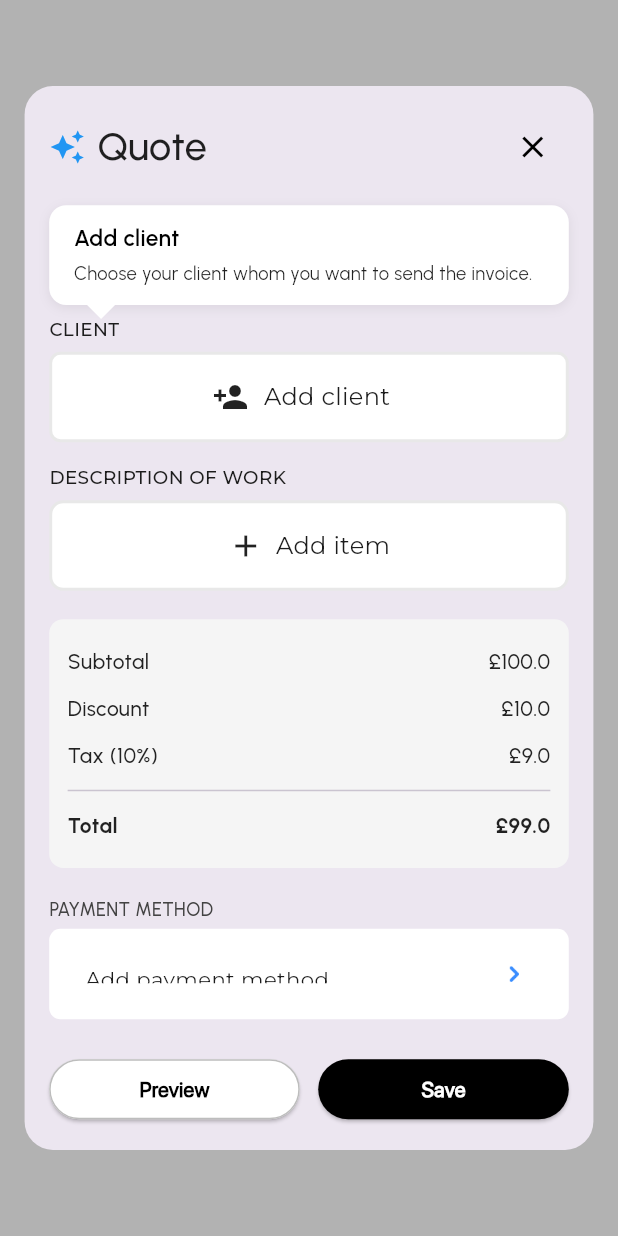
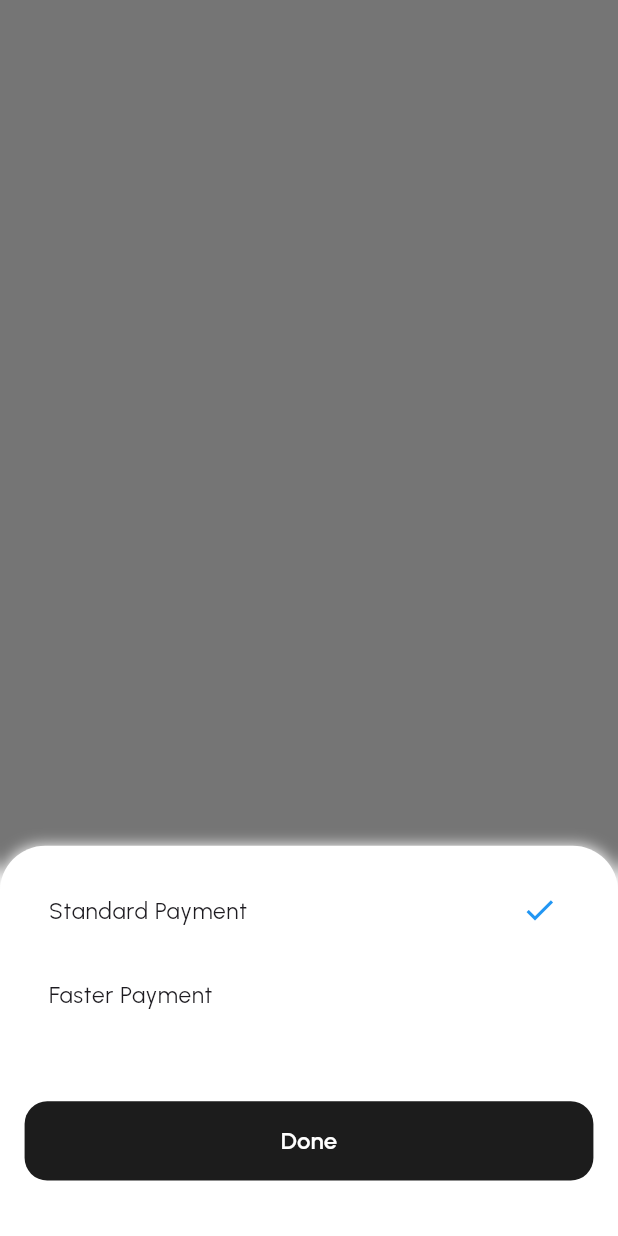
Before and after one commit to ahizaz/fixxa_app, a Flutter app: what show() shows on an empty page, opened directly, on a phone screen of 412 x 824 dp. Run offline on Flutter 3.47's test engine with Material 3 defaults, Android fonts, the phone set to English and light mode, and no system bars; our stand-ins replace fl_chart, flutter_screenutil, get, get_storage, google_fonts, image_picker and 4 more; missing offline and left inert: flutter_contacts_service, google_ml_kit, record, syncfusion_flutter_pdfviewer; accounts and stored records are empty.

Commit message:
push after lunch

```diff
--- a/lib/feature/invoice_creation_manually.dart/controller/invoice_manually_controller.dart
+++ b/lib/feature/invoice_creation_manually.dart/controller/invoice_manually_controller.dart
@@ -9,6 +9,7 @@ class InvoiceManuallyController extends GetxController {
   var discount = 0.0.obs;
   var tax = 0.0.obs;
   var total = 0.0.obs;
+   var payment ="Standard Payment".obs;
 
   // Spotlight variables
   var showSpotlight = true.obs;
--- a/lib/feature/invoice_creation_manually.dart/screen/invoice_dialog.dart
+++ b/lib/feature/invoice_creation_manually.dart/screen/invoice_dialog.dart
@@ -217,7 +217,7 @@ class InvoiceDialog {
                               children: [
                                 SizedBox(height: 8.h),
                                 SpotlightBubble(
-                                  title: "Add item",
+                                  title: "Add Service",
                                   description: "Add services or items to your invoice.",
                                 ),
                                 SizedBox(height: 8.h),
@@ -247,7 +247,7 @@ class InvoiceDialog {
                                 Icon(Icons.add),
                                 SizedBox(width: 8),
                                 Text(
-                                  "Add item",
+                                  "Add Service",
                                   style: GoogleFonts.montserrat(
                                     fontSize: 17.sp,
                                     fontWeight: FontWeight.w400,
--- /dev/null
+++ b/lib/feature/invoice_creation_manually.dart/widget/payment_invoice_sheet.dart
@@ -0,0 +1,94 @@
+import 'dart:ui';
+
+import 'package:fixxa_app/feature/invoice_creation_manually.dart/controller/invoice_manually_controller.dart';
+import 'package:flutter/material.dart';
+import 'package:flutter_screenutil/flutter_screenutil.dart';
+import 'package:get/get.dart';
+import 'package:google_fonts/google_fonts.dart';
+
+class PaymentInvoiceSheet {
+
+    static void show(BuildContext context) {
+      final controller = Get.find<InvoiceManuallyController>();
+        showModalBottomSheet(
+      context: context,
+      isScrollControlled: true,
+      backgroundColor: Colors.white,
+      builder: (_) {
+        return BackdropFilter(
+          filter: ImageFilter.blur(sigmaX: 5, sigmaY: 5),
+          child: Container(
+            height: 276.h,
+            decoration: BoxDecoration(
+              color: Colors.white,
+              borderRadius: BorderRadius.vertical(top: Radius.circular(32.r)),
+            ),
+            child: Padding(
+              padding: EdgeInsets.symmetric(horizontal: 16.w),
+              child: Column(
+                crossAxisAlignment: CrossAxisAlignment.start,
+                children: [
+                  SizedBox(height: 16.h),
+
+                  /// Options
+                  Obx(
+                    () => Column(
+                      children: [
+                        ListTile(
+                          title: Text(
+                            "Standard Payment",
+                            style: GoogleFonts.urbanist(fontSize: 16.sp),
+                          ),
+                          trailing: controller.payment.value == "Standard Payment"
+                              ? const Icon(Icons.check, color: Colors.blue)
+                              : null,
+                          onTap: () => controller.payment.value = "Standard Payment",
+                        ),
+                        ListTile(
+                          title: Text(
+                            "Faster Payment",
+                            style: GoogleFonts.urbanist(fontSize: 16.sp),
+                          ),
+                          trailing: controller.payment.value == "Faster Payment"
+                              ? const Icon(Icons.check, color: Colors.blue)
+                              : null,
+                          onTap: () => controller.payment.value = "Faster Payment",
+                        ),
+                      ],
+                    ),
+                  ),
+
+                  SizedBox(height: 46.h),
+
+                  /// Done Button
+                  GestureDetector(
+                    onTap: () => Get.back(),
+                    child: Container(
+                      width: double.infinity,
+                      height: 56.h,
+                      decoration: BoxDecoration(
+                        color: const Color(0xff1C1C1C),
+                        borderRadius: BorderRadius.circular(16.r),
+                      ),
+                      child: Center(
+                        child: Text(
+                          "Done",
+                          style: GoogleFonts.urbanist(
+                            fontSize: 17.sp,
+                            fontWeight: FontWeight.w600,
+                            color: Colors.white,
+                          ),
+                        ),
+                      ),
+                    ),
+                  ),
+                  SizedBox(height: 16.h),
+                ],
+              ),
+            ),
+          ),
+        );
+      },
+    );
+   }
+}
--- a/lib/feature/quote_creation_manually.dart/controller/manually_quote_controller.dart
+++ b/lib/feature/quote_creation_manually.dart/controller/manually_quote_controller.dart
@@ -24,6 +24,7 @@ class ManuallyQuoteController extends GetxController {
 
   var discountType = "None".obs;
   var dayhour = "Days".obs;
+  var payment ="Standard Payment".obs;
   var items = <Map<String, dynamic>>[].obs;
 
   var isTaxable = false.obs;
--- a/lib/feature/quote_creation_manually.dart/screen/quote_dialog.dart
+++ b/lib/feature/quote_creation_manually.dart/screen/quote_dialog.dart
@@ -215,7 +215,7 @@ class QuoteDialog {
                               children: [
                                 SizedBox(height: 8.h),
                                 SpotlightBubble(
-                                  title: "Add item",
+                                  title: "Add Service",
                                   description: "Add services or items to your quote.",
                                 ),
                                 SizedBox(height: 8.h),
@@ -245,7 +245,7 @@ class QuoteDialog {
                                 Icon(Icons.add),
                                 SizedBox(width: 8),
                                 Text(
-                                  "Add item",
+                                  "Add Service",
                                   style: GoogleFonts.montserrat(
                                     fontSize: 17.sp,
                                     fontWeight: FontWeight.w400,
```
Also changed, not shown: lib/feature/invoice_creation_manually.dart/screen/add_invoice_item.dart (+38 -1 lines), lib/feature/quote_creation_manually.dart/screen/add_item.dart (+37 -1 lines), lib/feature/quote_creation_manually.dart/widget/payment_bottom_sheet.dart (added, +93 -0 lines).
